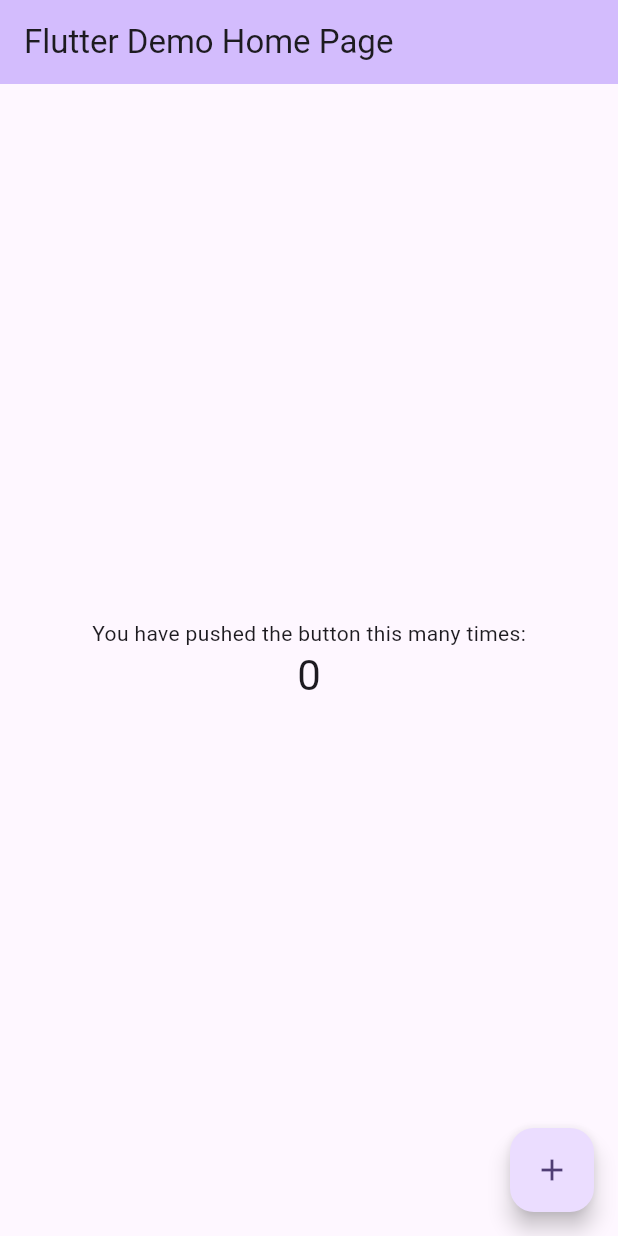
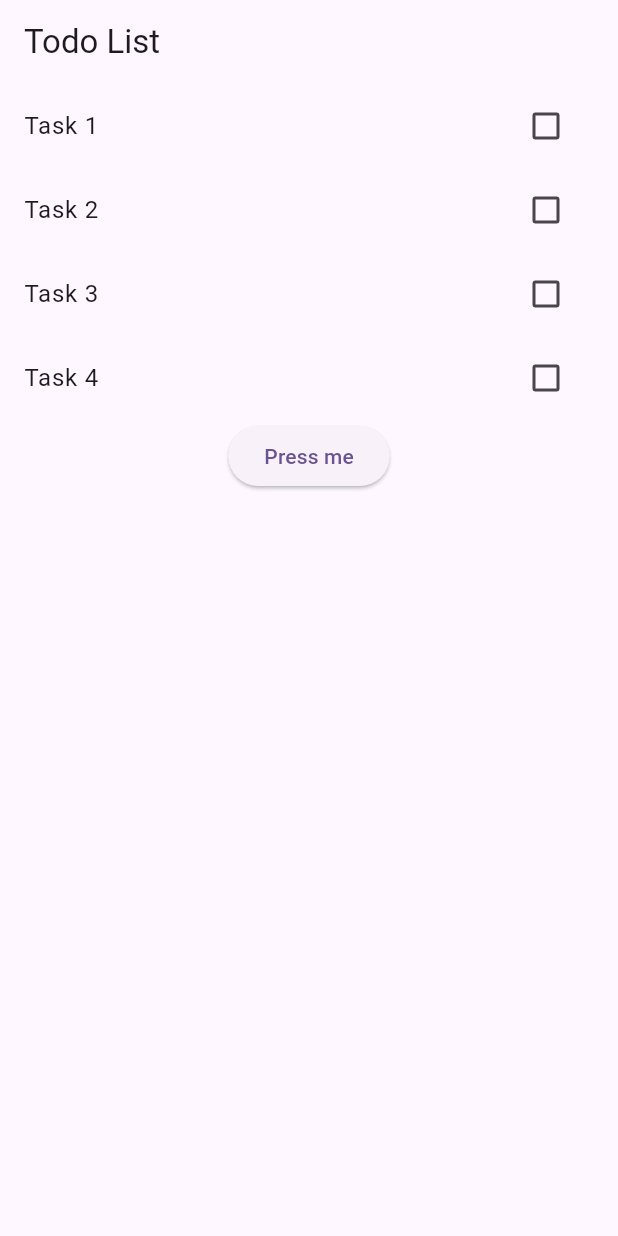
Before and after one commit to samaha-rizvi-4578/SoftwareForMobileDeviceSpring25, a Flutter app: the screen it shows after launch, on a phone screen of 412 x 824 dp. Run offline on Flutter 3.47's test engine with Material 3 defaults, Android fonts, the light colour scheme and no system bars.

Commit message:
Update README and refactor main app structure for todo list

```diff
--- a/Lab3/customWidgets/todolist_custom/lib/main.dart
+++ b/Lab3/customWidgets/todolist_custom/lib/main.dart
@@ -7,119 +7,70 @@
 class MyApp extends StatelessWidget {
   const MyApp({super.key});
 
-  // This widget is the root of your application.
   @override
   Widget build(BuildContext context) {
     return MaterialApp(
       title: 'Flutter Demo',
       theme: ThemeData(
-        // This is the theme of your application.
-        //
-        // TRY THIS: Try running your application with "flutter run". You'll see
-        // the application has a purple toolbar. Then, without quitting the app,
-        // try changing the seedColor in the colorScheme below to Colors.green
-        // and then invoke "hot reload" (save your changes or press the "hot
-        // reload" button in a Flutter-supported IDE, or press "r" if you used
-        // the command line to start the app).
-        //
-        // Notice that the counter didn't reset back to zero; the application
-        // state is not lost during the reload. To reset the state, use hot
-        // restart instead.
-        //
-        // This works for code too, not just values: Most code changes can be
-        // tested with just a hot reload.
         colorScheme: ColorScheme.fromSeed(seedColor: Colors.deepPurple),
         useMaterial3: true,
       ),
-      home: const MyHomePage(title: 'Flutter Demo Home Page'),
+      home: const TodoHomePage(),
     );
   }
 }
 
-class MyHomePage extends StatefulWidget {
-  const MyHomePage({super.key, required this.title});
-
-  // This widget is the home page of your application. It is stateful, meaning
-  // that it has a State object (defined below) that contains fields that affect
-  // how it looks.
-
-  // This class is the configuration for the state. It holds the values (in this
-  // case the title) provided by the parent (in this case the App widget) and
-  // used by the build method of the State. Fields in a Widget subclass are
-  // always marked "final".
-
-  final String title;
-
-  @override
-  State<MyHomePage> createState() => _MyHomePageState();
-}
-
-class _MyHomePageState extends State<MyHomePage> {
-  int _counter = 0;
-
-  void _incrementCounter() {
-    setState(() {
-      // This call to setState tells the Flutter framework that something has
-      // changed in this State, which causes it to rerun the build method below
-      // so that the display can reflect the updated values. If we changed
-      // _counter without calling setState(), then the build method would not be
-      // called again, and so nothing would appear to happen.
-      _counter++;
-    });
-  }
+class TodoHomePage extends StatelessWidget {
+  const TodoHomePage({Key? key}) : super(key: key);
 
   @override
   Widget build(BuildContext context) {
-    // This method is rerun every time setState is called, for instance as done
-    // by the _incrementCounter method above.
-    //
-    // The Flutter framework has been optimized to make rerunning build methods
-    // fast, so that you can just rebuild anything that needs updating rather
-    // than having to individually change instances of widgets.
     return Scaffold(
       appBar: AppBar(
-        // TRY THIS: Try changing the color here to a specific color (to
-        // Colors.amber, perhaps?) and trigger a hot reload to see the AppBar
-        // change color while the other colors stay the same.
-        backgroundColor: Theme.of(context).colorScheme.inversePrimary,
-        // Here we take the value from the MyHomePage object that was created by
-        // the App.build method, and use it to set our appbar title.
-        title: Text(widget.title),
+        title: const Text("Todo List"),
       ),
-      body: Center(
-        // Center is a layout widget. It takes a single child and positions it
-        // in the middle of the parent.
-        child: Column(
-          // Column is also a layout widget. It takes a list of children and
-          // arranges them vertically. By default, it sizes itself to fit its
-          // children horizontally, and tries to be as tall as its parent.
-          //
-          // Column has various properties to control how it sizes itself and
-          // how it positions its children. Here we use mainAxisAlignment to
-          // center the children vertically; the main axis here is the vertical
-          // axis because Columns are vertical (the cross axis would be
-          // horizontal).
-          //
-          // TRY THIS: Invoke "debug painting" (choose the "Toggle Debug Paint"
-          // action in the IDE, or press "p" in the console), to see the
-          // wireframe for each widget.
-          mainAxisAlignment: MainAxisAlignment.center,
-          children: <Widget>[
-            const Text(
-              'You have pushed the button this many times:',
-            ),
-            Text(
-              '$_counter',
-              style: Theme.of(context).textTheme.headlineMedium,
-            ),
-          ],
-        ),
+      body: Column(
+        children: [
+          CustomListItem(todoText: "Task 1"),
+          CustomListItem(todoText: "Task 2"),
+          CustomListItem(todoText: "Task 3"),
+          CustomListItem(todoText: "Task 4"),
+          ElevatedButton(onPressed: () {}, child: const Text("Press me")),
+        ],
       ),
-      floatingActionButton: FloatingActionButton(
-        onPressed: _incrementCounter,
-        tooltip: 'Increment',
-        child: const Icon(Icons.add),
-      ), // This trailing comma makes auto-formatting nicer for build methods.
     );
   }
 }
+
+class CustomListItem extends StatefulWidget {
+  const CustomListItem({super.key, required this.todoText});
+
+  final String todoText;
+
+  @override
+  _CustomListItemState createState() => _CustomListItemState();
+}
+
+class _CustomListItemState extends State<CustomListItem> {
+  bool isDone = false;
+
+  @override
+  Widget build(BuildContext context) {
+    return ListTile(
+      onTap: () {
+        setState(() {
+          isDone = !isDone;
+        });
+      },
+      title: Text(widget.todoText),
+      trailing: Checkbox(
+        value: isDone,
+        onChanged: (bool? newValue) {
+          setState(() {
+            isDone = newValue ?? false;
+          });
+        },
+      ),
+    );
+  }
+}
```
Also changed, not shown: image-1.png (deleted), image-2.png (deleted), image.png (deleted), lab2/todoapp/image-1.png (added), lab2/todoapp/image-2.png (added), lab2/todoapp/image-3.png (added), lab2/todoapp/image-4.png (added), lab2/todoapp/image.png (added), 2 other files.
